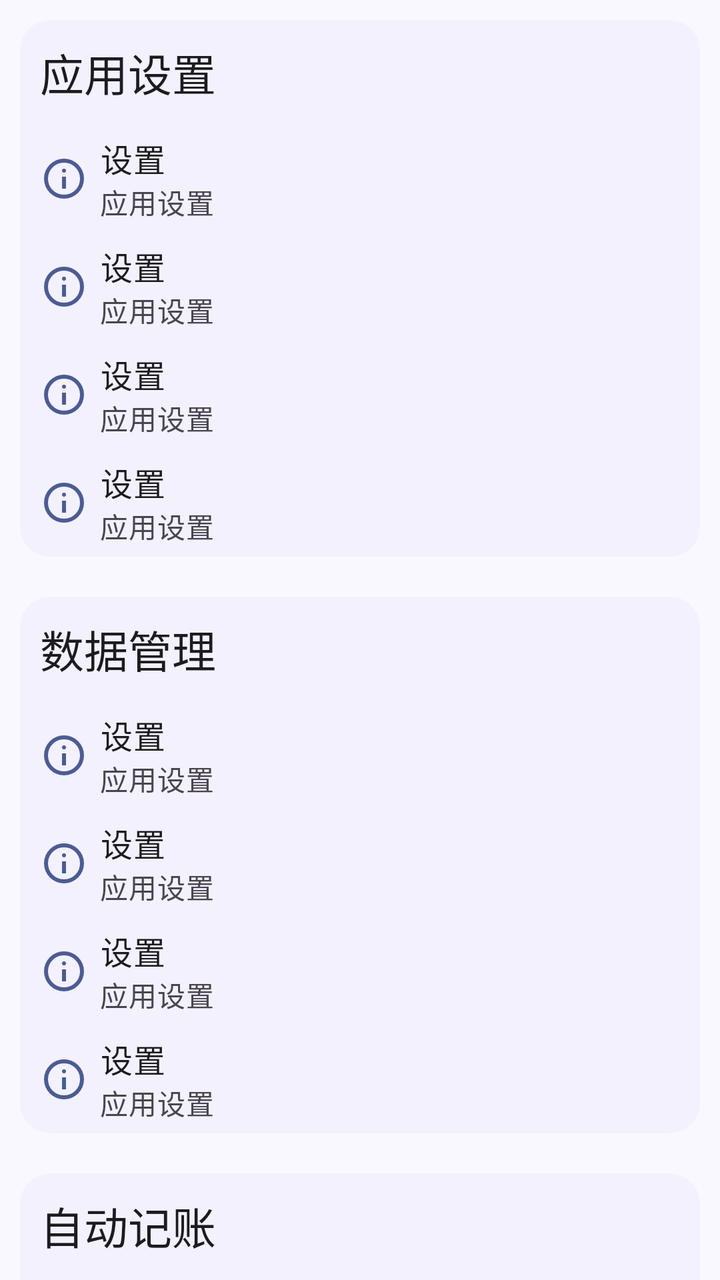
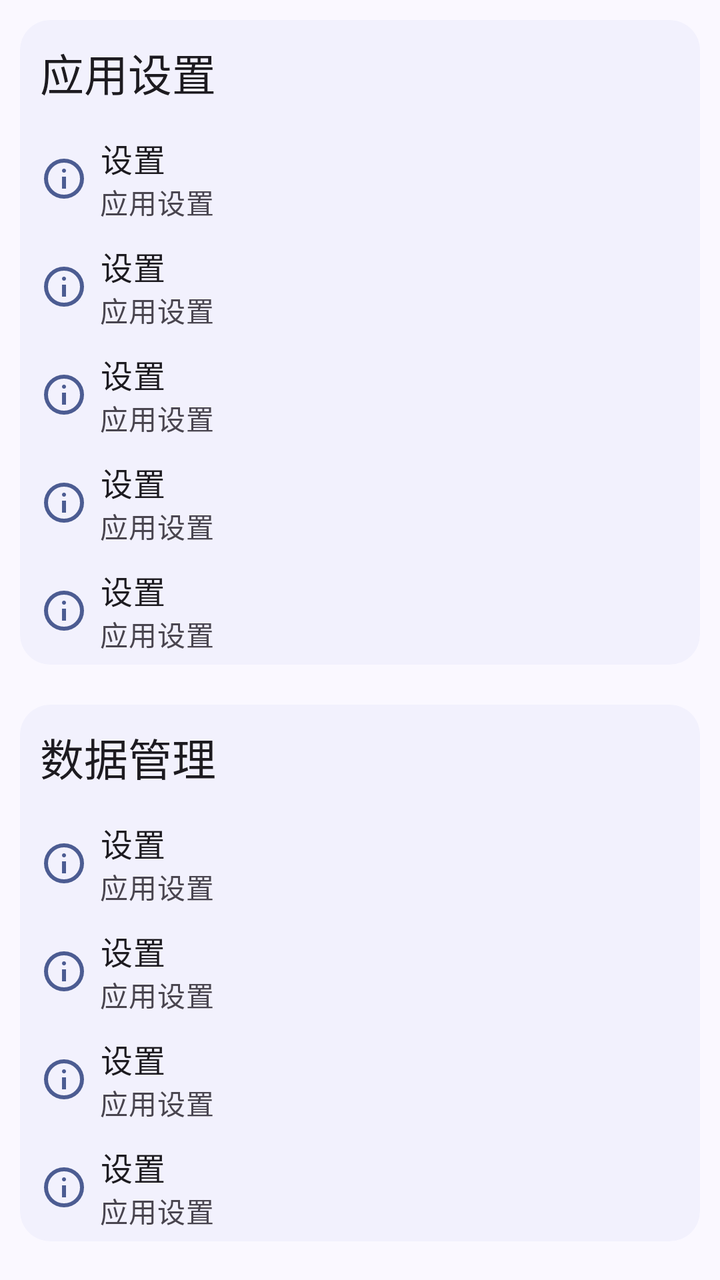

An Android layout rendered at two revisions. The XML below is the earlier revision; the diff shows what the commit changed to produce the second picture.
<!-- AndroidManifest.xml: application theme Theme.ManagerAssistant.Static -->
<!-- res/layout/fragment_setting.xml -->
<ScrollView xmlns:android="http://schemas.android.com/apk/res/android"
    xmlns:tools="http://schemas.android.com/tools"
    style="@style/CommonPageStyle"
    android:layout_width="match_parent"
    android:layout_height="match_parent"
    android:scrollbars="none"
    tools:context=".ui.pages.setting.SettingFragment">

    <LinearLayout
        android:layout_width="match_parent"
        android:layout_height="wrap_content"
        android:orientation="vertical">

        <com.google.android.material.card.MaterialCardView
            style="@style/ContentCardStyle"
            android:layout_width="match_parent"
            android:layout_height="wrap_content">

            <LinearLayout
                android:id="@+id/app_settings_layout"
                android:layout_width="match_parent"
                android:layout_height="match_parent"
                android:orientation="vertical">

                <com.google.android.material.textview.MaterialTextView
                    style="@style/LargeTitleTextViewStyle"
                    android:layout_width="wrap_content"
                    android:layout_height="wrap_content"
                    android:text="@string/setting" />

                <include
                    android:id="@+id/theme_mode_option"
                    layout="@layout/view_setting_option" />

                <include
                    android:id="@+id/dynamic_color_option"
                    layout="@layout/view_setting_option" />

                <include
                    android:id="@+id/first_screen_option"
                    layout="@layout/view_setting_option" />

                <include
                    android:id="@+id/home_links_option"
                    layout="@layout/view_setting_option" />
            </LinearLayout>
        </com.google.android.material.card.MaterialCardView>

        <com.google.android.material.card.MaterialCardView
            style="@style/ContentCardStyle"
            android:layout_width="match_parent"
            android:layout_height="wrap_content">

            <LinearLayout
                android:id="@+id/data_manage_layout"
                android:layout_width="match_parent"
                android:layout_height="wrap_content"
                android:orientation="vertical">

                <com.google.android.material.textview.MaterialTextView
                    style="@style/LargeTitleTextViewStyle"
                    android:layout_width="wrap_content"
                    android:layout_height="wrap_content"
                    android:text="@string/data_manage" />

                <include
                    android:id="@+id/export_data_option"
                    layout="@layout/view_setting_option" />

                <include
                    android:id="@+id/import_data_option"
                    layout="@layout/view_setting_option" />

                <include
                    android:id="@+id/clear_account_data_option"
                    layout="@layout/view_setting_option" />

                <include
                    android:id="@+id/auto_backup_option"
                    layout="@layout/view_setting_option" />

                <LinearLayout
                    android:id="@+id/auto_backup_layout"
                    android:layout_width="match_parent"
                    android:layout_height="wrap_content"
                    android:orientation="vertical"
                    android:visibility="gone">

                    <include
                        android:id="@+id/backup_frequency_option"
                        layout="@layout/view_setting_option" />

                    <include
                        android:id="@+id/backup_directory_option"
                        layout="@layout/view_setting_option" />
                </LinearLayout>
            </LinearLayout>
        </com.google.android.material.card.MaterialCardView>

        <com.google.android.material.card.MaterialCardView
            style="@style/ContentCardStyle"
            android:layout_width="match_parent"
            android:layout_height="wrap_content">

            <LinearLayout
                android:id="@+id/auto_bookkeeping_layout"
                android:layout_width="match_parent"
                android:layout_height="wrap_content"
                android:orientation="vertical">

                <com.google.android.material.textview.MaterialTextView
                    style="@style/LargeTitleTextViewStyle"
                    android:layout_width="wrap_content"
                    android:layout_height="wrap_content"
                    android:text="@string/auto_bookkeeping" />

                <include
                    android:id="@+id/notification_analysis_switch_option"
                    layout="@layout/view_setting_option" />

                <LinearLayout
                    android:id="@+id/rule_manage_layout"
                    android:layout_width="match_parent"
                    android:layout_height="wrap_content"
                    android:orientation="vertical">

                    <include
                        android:id="@+id/rule_manage_option"
                        layout="@layout/view_setting_option" />

                    <include
                        android:id="@+id/reset_rule_option"
                        layout="@layout/view_setting_option" />
                </LinearLayout>
            </LinearLayout>
        </com.google.android.material.card.MaterialCardView>

        <com.google.android.material.card.MaterialCardView
            style="@style/ContentCardStyle"
            android:layout_width="match_parent"
            android:layout_height="wrap_content">

            <LinearLayout
                android:id="@+id/background_settings_layout"
                android:layout_width="match_parent"
                android:layout_height="wrap_content"
                android:orientation="vertical">

                <com.google.android.material.textview.MaterialTextView
                    style="@style/LargeTitleTextViewStyle"
                    android:layout_width="wrap_content"
                    android:layout_height="wrap_content"
                    android:text="@string/background_setting" />

                <include
                    android:id="@+id/hide_background_option"
                    layout="@layout/view_setting_option" />

                <include
                    android:id="@+id/auto_start_option"
                    layout="@layout/view_setting_option" />

                <include
                    android:id="@+id/battery_optimization_option"
                    layout="@layout/view_setting_option" />
            </LinearLayout>
        </com.google.android.material.card.MaterialCardView>

        <com.google.android.material.card.MaterialCardView
            style="@style/ContentCardStyle"
            android:layout_width="match_parent"
            android:layout_height="wrap_content">

            <LinearLayout
                android:id="@+id/about_layout"
                android:layout_width="match_parent"
                android:layout_height="match_parent"
                android:orientation="vertical">

                <com.google.android.material.textview.MaterialTextView
                    style="@style/LargeTitleTextViewStyle"
                    android:layout_width="wrap_content"
                    android:layout_height="wrap_content"
                    android:text="@string/about" />

                <include
                    android:id="@+id/about_option"
                    layout="@layout/view_setting_option" />

                <include
                    android:id="@+id/update_log_option"
                    layout="@layout/view_setting_option" />

                <include
                    android:id="@+id/update_check_option"
                    layout="@layout/view_setting_option" />
            </LinearLayout>
        </com.google.android.material.card.MaterialCardView>
    </LinearLayout>
</ScrollView>
<!-- res/layout/view_setting_option.xml (included above) -->
<androidx.constraintlayout.widget.ConstraintLayout xmlns:android="http://schemas.android.com/apk/res/android"
    xmlns:app="http://schemas.android.com/apk/res-auto"
    android:id="@+id/constraint_layout"
    style="@style/SettingOptionStyle"
    android:layout_width="match_parent"
    android:layout_height="wrap_content"
    android:paddingTop="5dp"
    android:paddingBottom="5dp">

    <FrameLayout
        android:id="@+id/component_layout"
        android:layout_width="wrap_content"
        android:layout_height="wrap_content"
        app:layout_constraintBottom_toBottomOf="parent"
        app:layout_constraintEnd_toEndOf="parent"
        app:layout_constraintTop_toTopOf="parent" />

    <com.google.android.material.divider.MaterialDivider
        android:id="@+id/setting_view_divider"
        android:layout_width="1dp"
        android:layout_height="0dp"
        android:layout_marginTop="10dp"
        android:layout_marginBottom="10dp"
        android:visibility="gone"
        app:dividerThickness="1dp"
        app:layout_constraintBottom_toBottomOf="parent"
        app:layout_constraintStart_toEndOf="@id/text_layout"
        app:layout_constraintTop_toTopOf="parent" />

    <ImageView
        android:id="@+id/icon_view"
        style="@style/ImageViewStyle"
        android:layout_width="wrap_content"
        android:layout_height="wrap_content"
        android:importantForAccessibility="no"
        android:src="@drawable/outline_info_24"
        app:layout_constraintBottom_toBottomOf="parent"
        app:layout_constraintStart_toStartOf="parent"
        app:layout_constraintTop_toTopOf="parent" />

    <LinearLayout
        android:id="@+id/text_layout"
        android:layout_width="0dp"
        android:layout_height="wrap_content"
        android:orientation="vertical"
        app:layout_constraintBottom_toBottomOf="parent"
        app:layout_constraintEnd_toStartOf="@id/component_layout"
        app:layout_constraintHorizontal_bias="0.0"
        app:layout_constraintStart_toStartOf="parent"
        app:layout_constraintTop_toTopOf="parent">

        <com.google.android.material.textview.MaterialTextView
            android:id="@+id/title_text"
            style="@style/LargeBodyTextViewStyle"
            android:layout_width="wrap_content"
            android:layout_height="wrap_content"
            android:layout_gravity="center_vertical"
            android:layout_marginStart="40dp"
            android:ellipsize="end"
            android:focusableInTouchMode="true"
            android:maxLines="1"
            android:text="@string/title_setting" />

        <com.google.android.material.textview.MaterialTextView
            android:id="@+id/description_text"
            style="@style/MediumBodyTextViewStyle"
            android:layout_width="wrap_content"
            android:layout_height="wrap_content"
            android:layout_marginStart="40dp"
            android:ellipsize="end"
            android:focusableInTouchMode="true"
            android:maxLines="1"
            android:text="@string/setting"
            android:textColor="?attr/colorControlNormal" />
    </LinearLayout>
</androidx.constraintlayout.widget.ConstraintLayout>
<!-- resources referenced by this layout -->
<resources>
  <string name="about">关于</string>
  <string name="auto_bookkeeping">自动记账</string>
  <string name="background_setting">后台设置</string>
  <string name="data_manage">数据管理</string>
  <string name="setting">应用设置</string>
  <string name="title_setting">设置</string>
  <style name="CommonPageStyle">
          <item name="android:fitsSystemWindows">true</item>
          <item name="android:background">?attr/colorSurface</item>
      </style>
  <style name="ImageViewStyle">
          <item name="backgroundTint">@android:color/transparent</item>
          <item name="tint">?attr/colorPrimary</item>
          <item name="android:padding">10dp</item>
      </style>
  <style name="LargeTitleTextViewStyle" parent="TextViewStyleBase">
          <item name="android:textAppearance">?attr/textAppearanceTitleLarge</item>
      </style>
  <style name="SettingOptionStyle">
          <item name="android:clickable">true</item>
          <item name="android:focusable">true</item>
          <item name="android:background">@drawable/ripple_rectangle</item>
      </style>
  <style name="CardStyleBase" parent="Widget.Material3.CardView.Filled">
          <item name="cardBackgroundColor">@color/card_background_color</item>
      </style>
  <color name="md_theme_primary">#4C5C92</color>
  <color name="md_theme_onPrimary">#FFFFFF</color>
  <color name="md_theme_primaryContainer">#DBE1FF</color>
  <color name="md_theme_onPrimaryContainer">#344479</color>
  <color name="md_theme_secondary">#595E72</color>
  <color name="md_theme_onSecondary">#FFFFFF</color>
  <color name="md_theme_secondaryContainer">#DDE1F9</color>
  <color name="md_theme_onSecondaryContainer">#414659</color>
  <color name="md_theme_tertiary">#745470</color>
  <color name="md_theme_onTertiary">#FFFFFF</color>
  <color name="md_theme_tertiaryContainer">#FFD6F7</color>
  <color name="md_theme_onTertiaryContainer">#5B3D57</color>
  <color name="md_theme_error">#BA1A1A</color>
  <color name="md_theme_onError">#FFFFFF</color>
  <color name="md_theme_errorContainer">#FFDAD6</color>
  <color name="md_theme_onErrorContainer">#93000A</color>
  <color name="md_theme_background">#FAF8FF</color>
  <color name="md_theme_onBackground">#1A1B21</color>
  <color name="md_theme_surface">#FAF8FF</color>
  <color name="md_theme_onSurface">#1A1B21</color>
  <color name="md_theme_surfaceVariant">#E2E1EC</color>
  <color name="md_theme_onSurfaceVariant">#45464F</color>
  <color name="md_theme_outline">#767680</color>
  <color name="md_theme_outlineVariant">#C6C6D0</color>
  <color name="md_theme_inverseSurface">#2F3036</color>
  <color name="md_theme_inverseOnSurface">#F1F0F7</color>
  <color name="md_theme_inversePrimary">#B5C4FF</color>
  <color name="md_theme_primaryFixed">#DBE1FF</color>
  <color name="md_theme_onPrimaryFixed">#02174B</color>
  <color name="md_theme_primaryFixedDim">#B5C4FF</color>
  <color name="md_theme_onPrimaryFixedVariant">#344479</color>
  <color name="md_theme_secondaryFixed">#DDE1F9</color>
  <color name="md_theme_onSecondaryFixed">#161B2C</color>
  <color name="md_theme_secondaryFixedDim">#C1C5DD</color>
  <color name="md_theme_onSecondaryFixedVariant">#414659</color>
  <color name="md_theme_tertiaryFixed">#FFD6F7</color>
  <color name="md_theme_onTertiaryFixed">#2B122A</color>
  <color name="md_theme_tertiaryFixedDim">#E2BBDB</color>
  <color name="md_theme_onTertiaryFixedVariant">#5B3D57</color>
  <color name="md_theme_surfaceDim">#DAD9E0</color>
  <color name="md_theme_surfaceBright">#FAF8FF</color>
  <color name="md_theme_surfaceContainerLowest">#FFFFFF</color>
  <color name="md_theme_surfaceContainerLow">#F4F3FA</color>
  <color name="md_theme_surfaceContainer">#EEEDF4</color>
  <color name="md_theme_surfaceContainerHigh">#E9E7EF</color>
  <color name="md_theme_surfaceContainerHighest">#E3E1E9</color>
  <!-- unchanged entries left out for length: 9 -->
</resources>

<!-- the commit's change to res/layout/fragment_setting.xml (unified diff, before → after) -->
@@ -41,6 +41,10 @@
                     layout="@layout/view_setting_option" />
 
                 <include
+                    android:id="@+id/permissions_option"
+                    layout="@layout/view_setting_option" />
+
+                <include
                     android:id="@+id/home_links_option"
                     layout="@layout/view_setting_option" />
             </LinearLayout>
@@ -132,37 +136,6 @@
                         android:id="@+id/reset_rule_option"
                         layout="@layout/view_setting_option" />
                 </LinearLayout>
-            </LinearLayout>
-        </com.google.android.material.card.MaterialCardView>
-
-        <com.google.android.material.card.MaterialCardView
-            style="@style/ContentCardStyle"
-            android:layout_width="match_parent"
-            android:layout_height="wrap_content">
-
-            <LinearLayout
-                android:id="@+id/background_settings_layout"
-                android:layout_width="match_parent"
-                android:layout_height="wrap_content"
-                android:orientation="vertical">
-
-                <com.google.android.material.textview.MaterialTextView
-                    style="@style/LargeTitleTextViewStyle"
-                    android:layout_width="wrap_content"
-                    android:layout_height="wrap_content"
-                    android:text="@string/background_setting" />
-
-                <include
-                    android:id="@+id/hide_background_option"
-                    layout="@layout/view_setting_option" />
-
-                <include
-                    android:id="@+id/auto_start_option"
-                    layout="@layout/view_setting_option" />
-
-                <include
-                    android:id="@+id/battery_optimization_option"
-                    layout="@layout/view_setting_option" />
             </LinearLayout>
         </com.google.android.material.card.MaterialCardView>
 
<!-- resource entries referenced after the edit -->
@@ -2,7 +2,6 @@
 <resources>
   <string name="about">关于</string>
   <string name="auto_bookkeeping">自动记账</string>
-  <string name="background_setting">后台设置</string>
   <string name="data_manage">数据管理</string>
   <string name="setting">应用设置</string>
   <string name="title_setting">设置</string>
